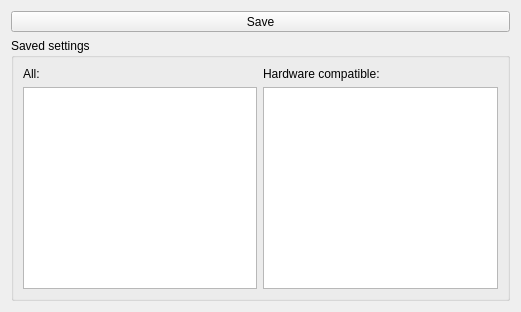
This is lxqt-config-monitor/applydialog.ui in lxqt/lxqt-config as Qt 5 draws it before an edit. The edited form follows.
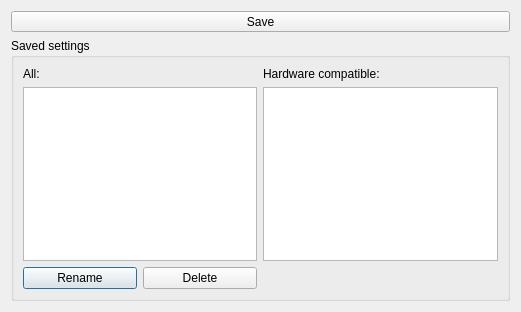
This is the edited form. Icons and pictures are not drawn.

Commit message: Rename and delete saved settings added.

```diff
--- a/lxqt-config-monitor/applydialog.ui
+++ b/lxqt-config-monitor/applydialog.ui
@@ -63,6 +63,24 @@
         <item row="1" column="1">
          <widget class="QListWidget" name="hardwareCompatibleConfigs"/>
         </item>
+        <item row="4" column="0">
+         <layout class="QHBoxLayout" name="horizontalLayout">
+          <item>
+           <widget class="QPushButton" name="renamePushButton">
+            <property name="text">
+             <string>Rename</string>
+            </property>
+           </widget>
+          </item>
+          <item>
+           <widget class="QPushButton" name="deletePushButton">
+            <property name="text">
+             <string>Delete</string>
+            </property>
+           </widget>
+          </item>
+         </layout>
+        </item>
        </layout>
       </widget>
      </item>
```
The commit also changes 2 other files.
